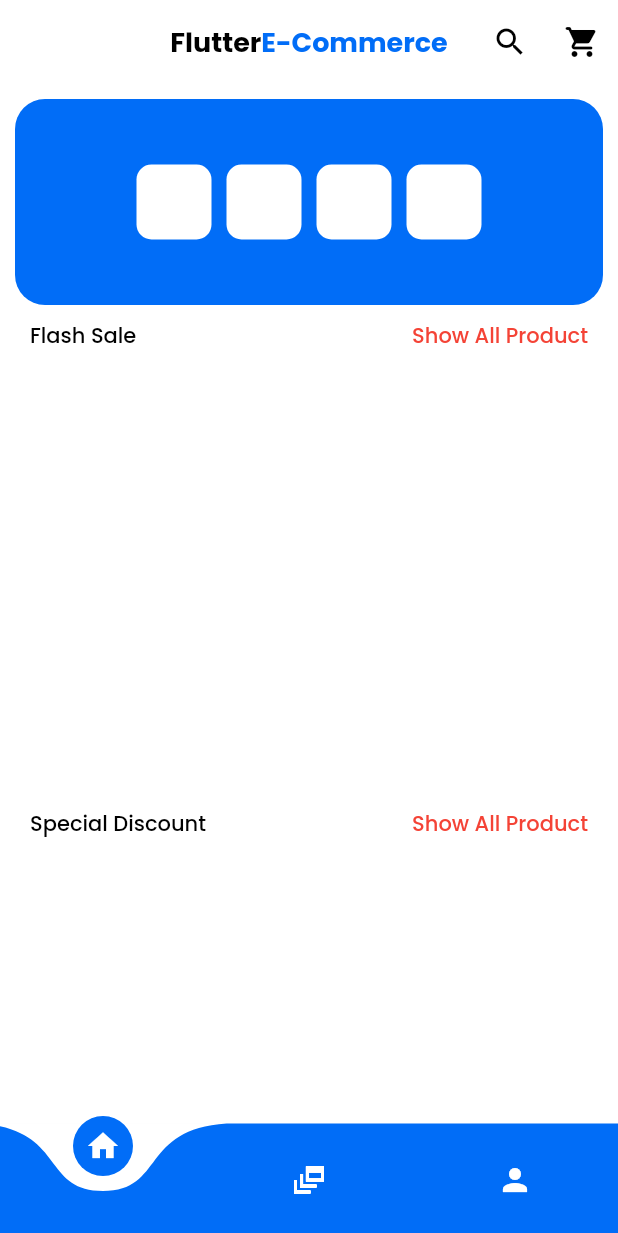
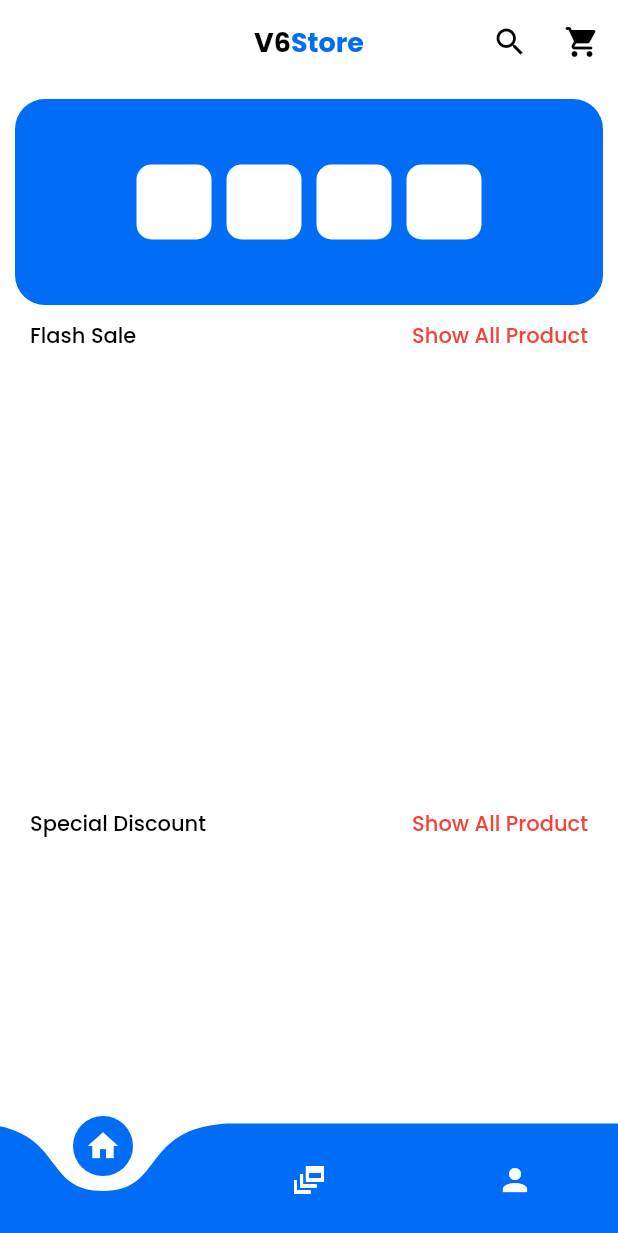
Before and after one commit to achmadrizkin/flutter_ecommerce, a Flutter app: the screen it shows after launch, on a phone screen of 412 x 824 dp. Shown: the top 1233 px of the screen. Run offline on Flutter 3.47's test engine with Material 2 defaults, Android fonts, the phone set to English and light mode, and no system bars; drawn by our look-alikes of curved_navigation_bar; our stand-ins replace cloud_firestore, firebase_core, firebase_storage, image_picker; accounts and stored records are empty.

Commit message:
update home.dart

```diff
--- a/lib/ui/page-1/home.dart
+++ b/lib/ui/page-1/home.dart
@@ -62,13 +62,13 @@ class _HomePageState extends State<HomePage> {
           text: TextSpan(
             children: <TextSpan>[
               TextSpan(
-                  text: 'Flutter',
+                  text: 'V6',
                   style: TextStyle(
                       fontSize: 18,
                       color: Colors.black,
                       fontFamily: 'PoppinsBold')),
               TextSpan(
-                  text: 'E-Commerce',
+                  text: 'Store',
                   style: TextStyle(
                       fontSize: 18,
                       color: Color(0xFF016DF7),
```
